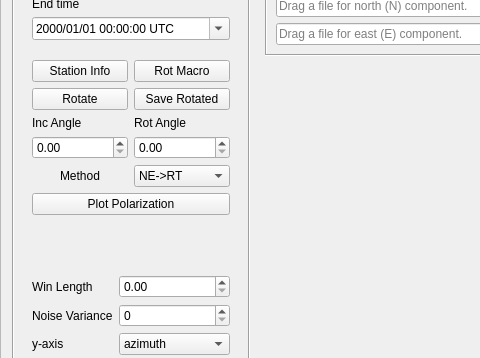
The window that isp/resources/designer_uis/Earthquake3CFrame.ui (ProjectISP/ISP) describes before a commit, drawn with Qt 5; both pictures show x 0 to 480 and y 84 to 442 of the 1226 by 897 pixel window.
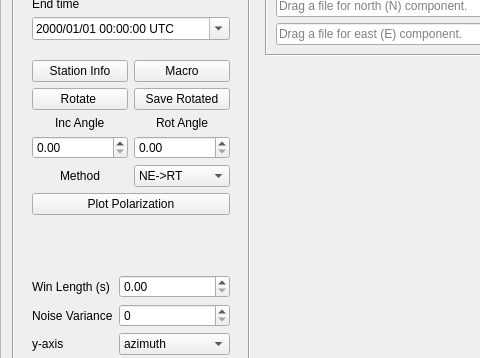
The same window after the commit.

Commit message: Adding ToolTips to Earthquake Analysis and Array Analysis Frameworks

What changed in the file:
```diff
--- a/isp/resources/designer_uis/Earthquake3CFrame.ui
+++ b/isp/resources/designer_uis/Earthquake3CFrame.ui
@@ -145,7 +145,7 @@
          <item row="3" column="0">
           <widget class="QDoubleSpinBox" name="incidenceSB"/>
          </item>
-         <item row="2" column="0">
+         <item row="2" column="0" alignment="Qt::AlignHCenter">
           <widget class="QLabel" name="label">
            <property name="text">
             <string>Inc Angle</string>
@@ -166,7 +166,7 @@
            </item>
           </widget>
          </item>
-         <item row="2" column="1">
+         <item row="2" column="1" alignment="Qt::AlignHCenter">
           <widget class="QLabel" name="label_2">
            <property name="text">
             <string>Rot Angle</string>
@@ -197,14 +197,14 @@
          <item row="0" column="1">
           <widget class="QPushButton" name="rot_macroBtn">
            <property name="text">
-            <string>Rot Macro</string>
+            <string>Macro</string>
            </property>
           </widget>
          </item>
          <item row="1" column="0">
           <widget class="QPushButton" name="rotateplotBtn">
            <property name="text">
-            <string>Rotate</string>
+            <string>Rotate </string>
            </property>
            <property name="shortcut">
             <string>R</string>
@@ -260,7 +260,7 @@
          <item row="2" column="0">
           <widget class="QLabel" name="label_27">
            <property name="text">
-            <string>Win Length</string>
+            <string>Win Length (s)</string>
            </property>
           </widget>
          </item>
```
Left out of the diff: 24 changed lines with no effect on the pictures. The commit also changes 3 other files.
